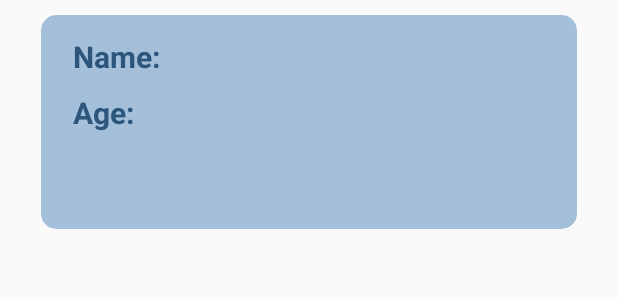
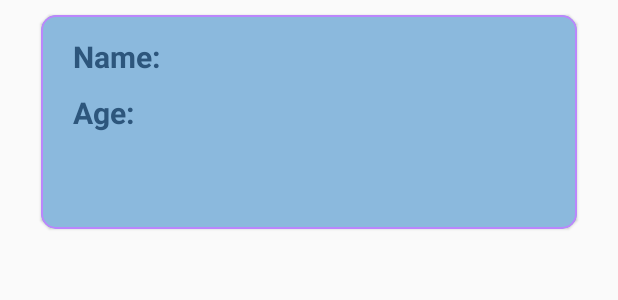
Before and after one commit to eduVieiraAF/FirebasePractice, an Android app: the layout item.xml on its own in the app's theme, with its tools: preview values and no code run, on a phone screen of 412 x 824 dp. Shown: the top 300 px of the screen. Run offline under Robolectric (Android 15) with nearby library versions, the phone set to English and light mode, and no system bars.

Commit message:
Prettier
Few minor adjustments.

```diff
--- a/app/src/main/res/layout/item.xml
+++ b/app/src/main/res/layout/item.xml
@@ -1,14 +1,16 @@
 <?xml version="1.0" encoding="utf-8"?>
-<androidx.cardview.widget.CardView xmlns:android="http://schemas.android.com/apk/res/android"
+<com.google.android.material.card.MaterialCardView xmlns:android="http://schemas.android.com/apk/res/android"
     xmlns:tools="http://schemas.android.com/tools"
     android:layout_width="match_parent"
     android:layout_height="wrap_content"
     xmlns:app="http://schemas.android.com/apk/res-auto"
     app:cardCornerRadius="10dp"
+    app:strokeWidth="1dp"
+    app:strokeColor="@color/purple_200"
     android:layout_marginTop="10dp"
     android:layout_marginEnd="27dp"
     android:layout_marginStart="27dp"
-    app:cardBackgroundColor="@color/blissful_blue">
+    app:cardBackgroundColor="@color/sky_blue">
 
     <androidx.constraintlayout.widget.ConstraintLayout
         android:layout_width="match_parent"
@@ -83,4 +85,4 @@
 
     </androidx.constraintlayout.widget.ConstraintLayout>
 
-</androidx.cardview.widget.CardView>
+</com.google.android.material.card.MaterialCardView>
```
